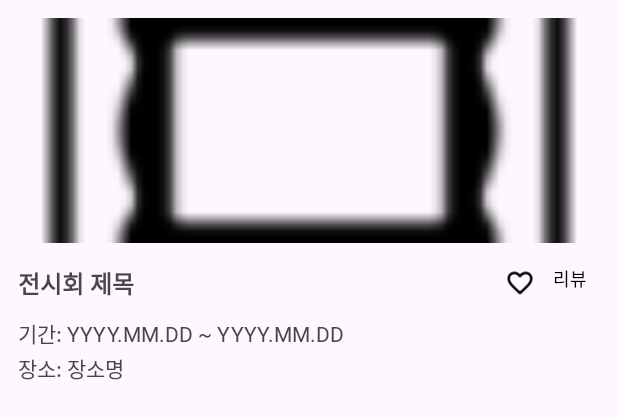
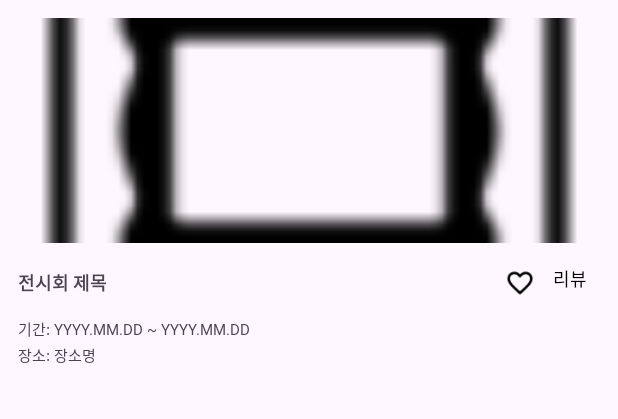
Before and after one commit to Artrip-docent/artrip-frontend, an Android app: the layout item_exhibition.xml on its own in the app's theme, with its tools: preview values and no code run, on a phone screen of 412 x 824 dp. Shown: the top 419 px of the screen. Run offline under Robolectric (Android 15) with nearby library versions, the phone set to English and light mode, and no system bars.

Commit message:
design: 글씨 크기 변경

```diff
--- a/app/src/main/res/layout/item_exhibition.xml
+++ b/app/src/main/res/layout/item_exhibition.xml
@@ -28,7 +28,7 @@
             android:layout_height="wrap_content"
             android:layout_weight="1"
             android:text="전시회 제목"
-            android:textSize="16sp"
+            android:textSize="12sp"
             android:textStyle="bold" />
 
         <ImageView
@@ -60,7 +60,7 @@
         android:layout_width="wrap_content"
         android:layout_height="wrap_content"
         android:text="기간: YYYY.MM.DD ~ YYYY.MM.DD"
-        android:textSize="14sp"
+        android:textSize="10sp"
         android:paddingTop="4dp" />
 
     <!-- 전시 장소 -->
@@ -69,7 +69,7 @@
         android:layout_width="wrap_content"
         android:layout_height="wrap_content"
         android:text="장소: 장소명"
-        android:textSize="14sp"
+        android:textSize="10sp"
         android:paddingTop="2dp" />
 
 </LinearLayout>
```
